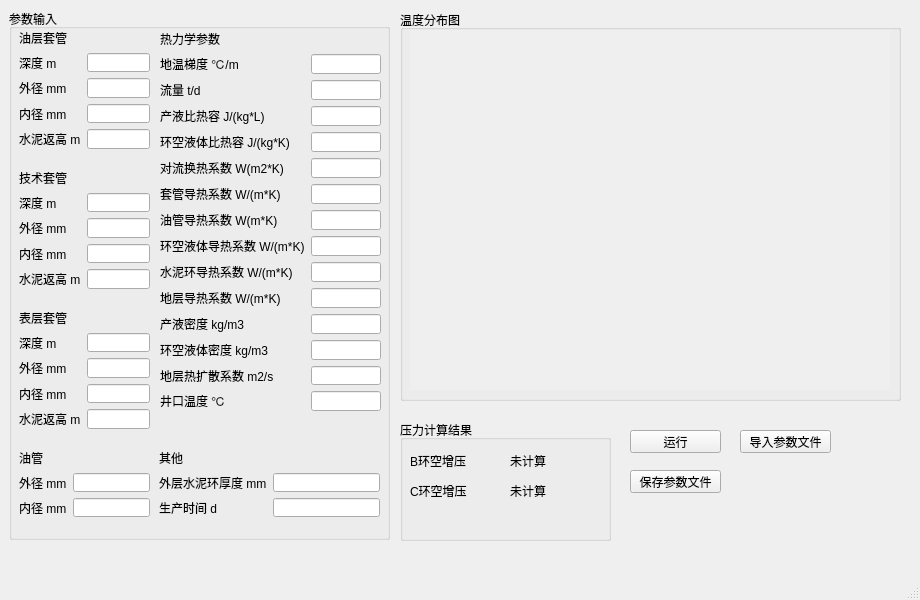
The window that Gui/mainWindow.ui (czy1996/APB) describes before a commit, drawn with Qt 5.
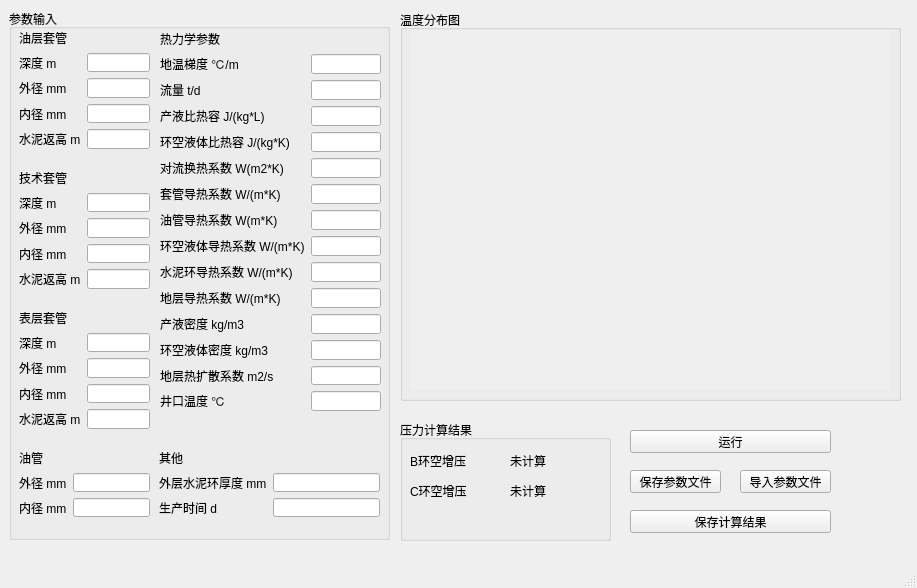
The same window after the commit.

Commit message: ParamsMixin 命名 添加结果保存按钮

The edit to the form file:
```diff
--- a/Gui/mainWindow.ui
+++ b/Gui/mainWindow.ui
@@ -6,16 +6,10 @@
    <rect>
     <x>0</x>
     <y>0</y>
-    <width>920</width>
-    <height>600</height>
+    <width>917</width>
+    <height>588</height>
    </rect>
   </property>
-  <property name="sizePolicy">
-   <sizepolicy hsizetype="Fixed" vsizetype="Fixed">
-    <horstretch>0</horstretch>
-    <verstretch>0</verstretch>
-   </sizepolicy>
-  </property>
   <property name="windowTitle">
    <string>APB计算器</string>
   </property>
@@ -25,7 +19,7 @@
      <rect>
       <x>630</x>
       <y>430</y>
-      <width>91</width>
+      <width>201</width>
       <height>23</height>
      </rect>
     </property>
@@ -582,7 +576,7 @@
     <property name="geometry">
      <rect>
       <x>740</x>
-      <y>430</y>
+      <y>470</y>
       <width>91</width>
       <height>23</height>
      </rect>
@@ -604,6 +598,19 @@
      <string>保存参数文件</string>
     </property>
    </widget>
+   <widget class="QPushButton" name="buttonResultSave">
+    <property name="geometry">
+     <rect>
+      <x>630</x>
+      <y>510</y>
+      <width>201</width>
+      <height>23</height>
+     </rect>
+    </property>
+    <property name="text">
+     <string>保存计算结果</string>
+    </property>
+   </widget>
   </widget>
   <widget class="QMenuBar" name="menubar">
    <property name="geometry">
```
Left out of the diff: 2 changed lines with no effect on the pictures. The commit also changes 3 other files.
